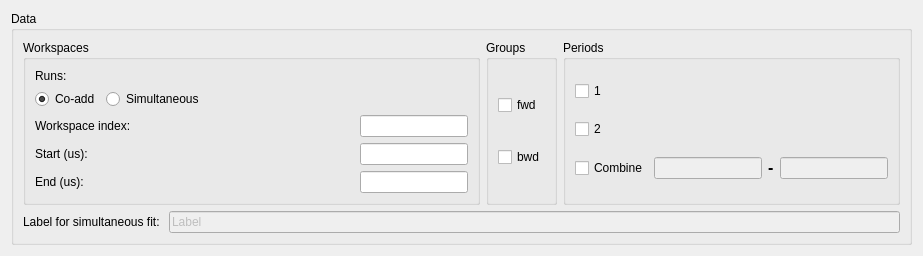
Before: the Qt Designer form MantidQt/MantidWidgets/inc/MantidQtMantidWidgets/MuonFitDataSelector.ui in mantidproject/mantid, drawn with Qt 5.
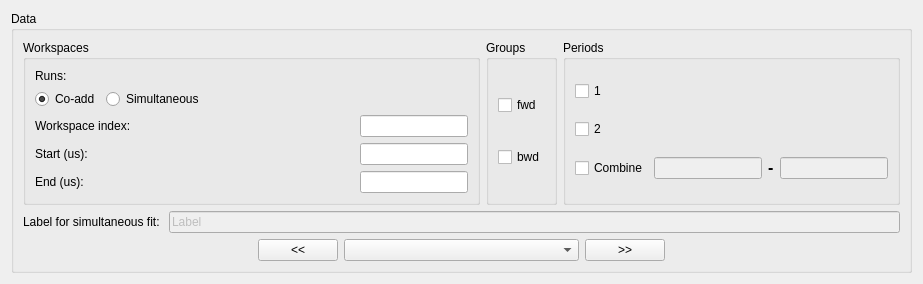
After: the same form once the commit is applied. Custom widgets are drawn as their Qt base class.

Commit message:
Add dataset chooser to UI
This is a previous/next/combobox similar to that in the MDF interface,
used to pick which dataset is being shown in the function browser.

re #15518

Diff of the .ui file:
```diff
--- a/MantidQt/MantidWidgets/inc/MantidQtMantidWidgets/MuonFitDataSelector.ui
+++ b/MantidQt/MantidWidgets/inc/MantidQtMantidWidgets/MuonFitDataSelector.ui
@@ -309,6 +309,72 @@
         </item>
        </layout>
       </item>
+      <item>
+       <layout class="QHBoxLayout" name="horizontalLayoutDataset">
+        <item>
+         <spacer name="horizontalSpacerDatasetLeft">
+          <property name="orientation">
+           <enum>Qt::Horizontal</enum>
+          </property>
+          <property name="sizeHint" stdset="0">
+           <size>
+            <width>40</width>
+            <height>20</height>
+           </size>
+          </property>
+         </spacer>
+        </item>
+        <item>
+         <widget class="QPushButton" name="btnPrevDataset">
+          <property name="sizePolicy">
+           <sizepolicy hsizetype="Preferred" vsizetype="Fixed">
+            <horstretch>0</horstretch>
+            <verstretch>0</verstretch>
+           </sizepolicy>
+          </property>
+          <property name="text">
+           <string>&lt;&lt;</string>
+          </property>
+         </widget>
+        </item>
+        <item>
+         <widget class="QComboBox" name="cbDataset">
+          <property name="sizePolicy">
+           <sizepolicy hsizetype="Expanding" vsizetype="Fixed">
+            <horstretch>0</horstretch>
+            <verstretch>0</verstretch>
+           </sizepolicy>
+          </property>
+         </widget>
+        </item>
+        <item>
+         <widget class="QPushButton" name="btnNextDataset">
+          <property name="sizePolicy">
+           <sizepolicy hsizetype="Preferred" vsizetype="Fixed">
+            <horstretch>0</horstretch>
+            <verstretch>0</verstretch>
+           </sizepolicy>
+          </property>
+          <property name="text">
+           <string>&gt;&gt;</string>
+          </property>
+         </widget>
+        </item>
+        <item>
+         <spacer name="horizontalSpacerDatasetRight">
+          <property name="orientation">
+           <enum>Qt::Horizontal</enum>
+          </property>
+          <property name="sizeHint" stdset="0">
+           <size>
+            <width>40</width>
+            <height>20</height>
+           </size>
+          </property>
+         </spacer>
+        </item>
+       </layout>
+      </item>
      </layout>
     </widget>
    </item>
```
The commit also changes 4 other files.
